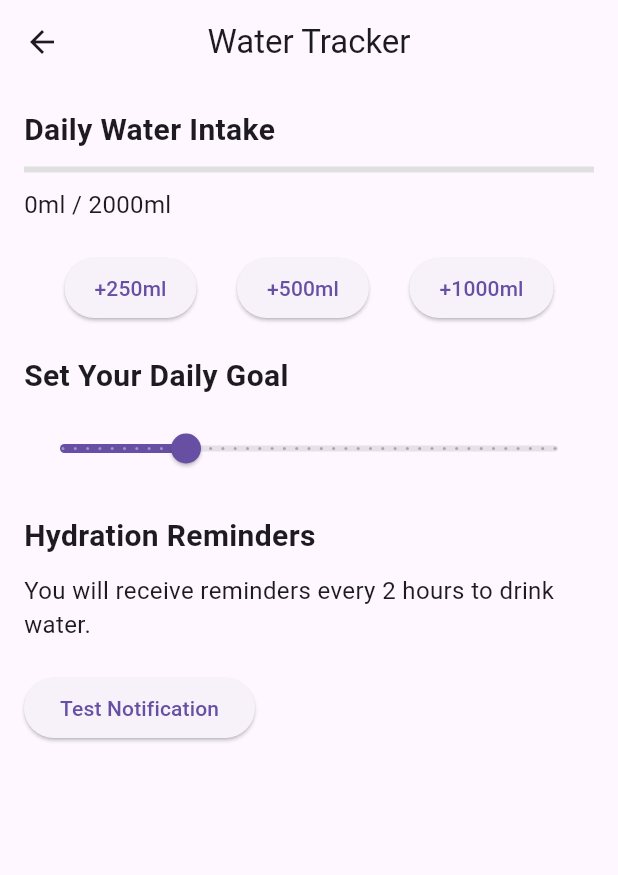
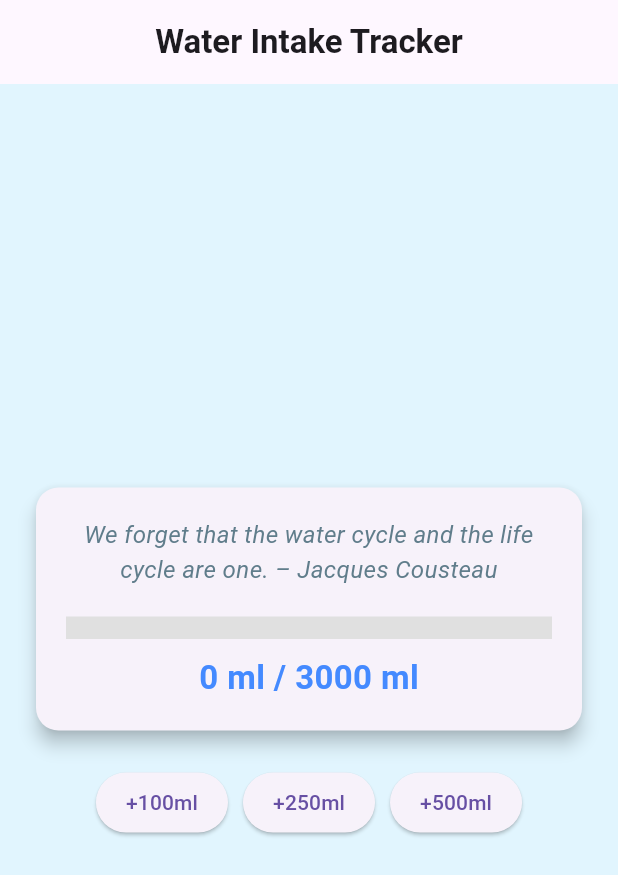
Before and after one commit to NexusProject-PEC/NutriQuest, a Flutter app: the screen it shows after launch, after a tap on "Water", on a phone screen of 412 x 824 dp. Shown: the top 875 px of the screen. Run offline on Flutter 3.47's test engine with Material 3 defaults, Android fonts, the light colour scheme and no system bars; our stand-ins replace google_fonts, shared_preferences; missing offline and left inert: flutter_barcode_scanner, mailer.

Commit message:
Updated Water Page

```diff
--- a/lib/main.dart
+++ b/lib/main.dart
@@ -168,7 +168,7 @@ class NutrientHomePage extends StatelessWidget {
                         context,
                         MaterialPageRoute(
                             builder: (context) =>
-                                WaterPage())); // Navigate to WaterPage
+                                WaterTrackerApp())); // Navigate to WaterPage
                   },
                 ),
                 _buildNutrientCard(Icons.eco, "Proteins"),
--- a/lib/water.dart
+++ b/lib/water.dart
@@ -1,198 +1,152 @@
 import 'package:flutter/material.dart';
-import 'package:flutter_local_notifications/flutter_local_notifications.dart';
-import 'package:timezone/data/latest.dart' as tz;
-import 'package:timezone/timezone.dart' as tz;
+import 'package:shared_preferences/shared_preferences.dart';
+import 'dart:async';
+import 'dart:math';
 
-class WaterPage extends StatefulWidget {
-  @override
-  _WaterPageState createState() => _WaterPageState();
+void main() {
+  runApp(WaterTrackerApp());
 }
 
-class _WaterPageState extends State<WaterPage> {
-  // Variables for water tracking
-  double _dailyGoal = 2000; // Default daily goal in milliliters
-  double _currentIntake = 0; // Track current water intake
-  final FlutterLocalNotificationsPlugin _notificationsPlugin =
-      FlutterLocalNotificationsPlugin();
+class WaterTrackerApp extends StatelessWidget {
+  @override
+  Widget build(BuildContext context) {
+    return MaterialApp(
+      theme: ThemeData(
+        primarySwatch: Colors.blue,
+        brightness: Brightness.light,
+      ),
+      home: WaterTracker(),
+    );
+  }
+}
+
+class WaterTracker extends StatefulWidget {
+  @override
+  _WaterTrackerState createState() => _WaterTrackerState();
+}
+
+class _WaterTrackerState extends State<WaterTracker> {
+  int water = 0;
+  final List<String> waterQuotes = [
+    "Water is the driving force of all nature. – Leonardo da Vinci",
+    "Thousands have lived without love, not one without water. – W. H. Auden",
+    "We forget that the water cycle and the life cycle are one. – Jacques Cousteau",
+    "Pure water is the world’s first and foremost medicine. – Slovakian Proverb",
+    "No water, no life. No blue, no green. – Sylvia Earle",
+    "Water is life, and clean water means health. – Audrey Hepburn",
+    "Nothing is softer or more flexible than water, yet nothing can resist it. – Lao Tzu"
+  ];
+  String dailyQuote = "";
 
   @override
   void initState() {
-    tz.initializeTimeZones();
-    _initializeNotifications();
     super.initState();
-    _setReminders();
+    _loadWaterIntake();
+    _resetAtMidnight();
+    _setDailyQuote();
   }
 
-  // Initialize notifications
-  void _initializeNotifications() async {
-    const AndroidInitializationSettings initializationSettingsAndroid =
-        AndroidInitializationSettings('@mipmap/ic_launcher');
-    final InitializationSettings initializationSettings =
-        InitializationSettings(android: initializationSettingsAndroid);
-    bool? initializationSuccess =
-        await _notificationsPlugin.initialize(initializationSettings);
-    if (!initializationSuccess!) {
-      print('Notification initialization failed');
-    } else {
-      print('Notification initialization succeeded');
-    }
-  }
-
-  // Set hydration reminders
-  void _setReminders() async {
-    const AndroidNotificationDetails androidPlatformChannelSpecifics =
-        AndroidNotificationDetails(
-      'hydration_reminder',
-      'Hydration Reminder',
-      channelDescription: 'Reminds you to drink water',
-      importance: Importance.high,
-      priority: Priority.high,
-    );
-    const NotificationDetails platformChannelSpecifics =
-        NotificationDetails(android: androidPlatformChannelSpecifics);
-
-    for (int i = 8; i <= 20; i += 2) {
-      final nextTime = _nextInstanceOfTime(i);
-      print('Scheduling reminder at $nextTime'); // Debug log
-      await _notificationsPlugin.zonedSchedule(
-        i,
-        'Time to Hydrate!',
-        'Drink a glass of water to stay hydrated.',
-        nextTime,
-        platformChannelSpecifics,
-        androidAllowWhileIdle: true,
-        uiLocalNotificationDateInterpretation:
-            UILocalNotificationDateInterpretation.absoluteTime,
-      );
-    }
-  }
-
-  // Calculate the next instance of a specific time
-  tz.TZDateTime _nextInstanceOfTime(int hour) {
-    final tz.TZDateTime now = tz.TZDateTime.now(tz.local);
-    tz.TZDateTime scheduledDate =
-        tz.TZDateTime(tz.local, now.year, now.month, now.day, hour);
-    if (scheduledDate.isBefore(now)) {
-      scheduledDate = scheduledDate.add(const Duration(days: 1));
-    }
-    return scheduledDate;
-  }
-
-  // Update daily water goal
-  void _updateDailyGoal(double newGoal) {
+  Future<void> _loadWaterIntake() async {
+    SharedPreferences prefs = await SharedPreferences.getInstance();
     setState(() {
-      _dailyGoal = newGoal;
+      water = prefs.getInt('waterIntake') ?? 0;
     });
   }
 
-  // Add water intake
-  void _addWater(double amount) {
-    setState(() {
-      _currentIntake += amount;
+  Future<void> _saveWaterIntake() async {
+    SharedPreferences prefs = await SharedPreferences.getInstance();
+    prefs.setInt('waterIntake', water);
+  }
+
+  void _resetAtMidnight() {
+    Timer.periodic(Duration(minutes: 1), (timer) async {
+      DateTime now = DateTime.now();
+      SharedPreferences prefs = await SharedPreferences.getInstance();
+      String? lastReset = prefs.getString('lastReset');
+      if (lastReset == null || DateTime.parse(lastReset).day != now.day) {
+        setState(() {
+          water = 0;
+          _setDailyQuote();
+        });
+        prefs.setInt('waterIntake', 0);
+        prefs.setString('lastReset', now.toIso8601String());
+      }
     });
   }
 
-  // Test notification (for troubleshooting)
-  void _testNotification() async {
-    const AndroidNotificationDetails androidDetails =
-        AndroidNotificationDetails('test_channel', 'Test',
-            importance: Importance.high);
-    const NotificationDetails details =
-        NotificationDetails(android: androidDetails);
-    await _notificationsPlugin.show(
-        0, 'Test Notification', 'This is a test', details);
+  void _setDailyQuote() {
+    setState(() {
+      dailyQuote = waterQuotes[Random().nextInt(waterQuotes.length)];
+    });
+  }
+
+  void addWater(int amount) {
+    setState(() {
+      water = (water + amount).clamp(0, 3000);
+    });
+    _saveWaterIntake();
   }
 
   @override
   Widget build(BuildContext context) {
     return Scaffold(
+      backgroundColor: Colors.lightBlue[50],
       appBar: AppBar(
-        title: Text('Water Tracker'),
+        title: Text('Water Intake Tracker', style: TextStyle(fontWeight: FontWeight.bold)),
         centerTitle: true,
       ),
       body: Padding(
-        padding: const EdgeInsets.all(16.0),
+        padding: EdgeInsets.all(20),
         child: Column(
-          crossAxisAlignment: CrossAxisAlignment.start,
+          mainAxisAlignment: MainAxisAlignment.center,
           children: [
-            // Daily Water Intake Progress
-            Text(
-              'Daily Water Intake',
-              style: TextStyle(fontSize: 20, fontWeight: FontWeight.bold),
-            ),
-            SizedBox(height: 10),
-            LinearProgressIndicator(
-              value: _currentIntake / _dailyGoal,
-              backgroundColor: Colors.grey[300],
-              valueColor: AlwaysStoppedAnimation<Color>(Colors.blue),
-            ),
-            SizedBox(height: 10),
-            Text(
-              '${_currentIntake.toInt()}ml / ${_dailyGoal.toInt()}ml',
-              style: TextStyle(fontSize: 16),
+            Card(
+              elevation: 5,
+              shape: RoundedRectangleBorder(borderRadius: BorderRadius.circular(15)),
+              child: Padding(
+                padding: EdgeInsets.all(20),
+                child: Column(
+                  children: [
+                    Text(dailyQuote, textAlign: TextAlign.center, style: TextStyle(fontSize: 16, fontStyle: FontStyle.italic, color: Colors.blueGrey)),
+                    SizedBox(height: 20),
+                    LinearProgressIndicator(
+                      value: water / 3000,
+                      minHeight: 15,
+                      backgroundColor: Colors.grey[300],
+                      color: Colors.blue,
+                    ),
+                    SizedBox(height: 10),
+                    Text('$water ml / 3000 ml', style: TextStyle(fontSize: 22, fontWeight: FontWeight.bold, color: Colors.blueAccent)),
+                  ],
+                ),
+              ),
             ),
             SizedBox(height: 20),
-
-            // Add Water Buttons
             Row(
-              mainAxisAlignment: MainAxisAlignment.spaceEvenly,
+              mainAxisAlignment: MainAxisAlignment.center,
               children: [
-                _buildWaterButton(250),
-                _buildWaterButton(500),
-                _buildWaterButton(1000),
+                ElevatedButton(
+                  style: ElevatedButton.styleFrom(shape: StadiumBorder(), padding: EdgeInsets.symmetric(horizontal: 20, vertical: 10)),
+                  onPressed: () => addWater(100),
+                  child: Text('+100ml')
+                ),
+                SizedBox(width: 10),
+                ElevatedButton(
+                  style: ElevatedButton.styleFrom(shape: StadiumBorder(), padding: EdgeInsets.symmetric(horizontal: 20, vertical: 10)),
+                  onPressed: () => addWater(250),
+                  child: Text('+250ml')
+                ),
+                SizedBox(width: 10),
+                ElevatedButton(
+                  style: ElevatedButton.styleFrom(shape: StadiumBorder(), padding: EdgeInsets.symmetric(horizontal: 20, vertical: 10)),
+                  onPressed: () => addWater(500),
+                  child: Text('+500ml')
+                ),
               ],
-            ),
-            SizedBox(height: 20),
-
-            // Personalized Water Goal
-            Text(
-              'Set Your Daily Goal',
-              style: TextStyle(fontSize: 20, fontWeight: FontWeight.bold),
-            ),
-            SizedBox(height: 10),
-            Slider(
-              value: _dailyGoal,
-              min: 1000,
-              max: 5000,
-              divisions: 40,
-              label: '${_dailyGoal.toInt()}ml',
-              onChanged: (value) {
-                _updateDailyGoal(value);
-              },
-            ),
-            SizedBox(height: 20),
-
-            // Hydration Reminders
-            Text(
-              'Hydration Reminders',
-              style: TextStyle(fontSize: 20, fontWeight: FontWeight.bold),
-            ),
-            SizedBox(height: 10),
-            Text(
-              'You will receive reminders every 2 hours to drink water.',
-              style: TextStyle(fontSize: 16),
-            ),
-            SizedBox(height: 20),
-
-            // Test Notification Button
-            ElevatedButton(
-              onPressed: _testNotification,
-              child: Text('Test Notification'),
             ),
           ],
         ),
       ),
     );
   }
-
-  // Build a button to add water
-  Widget _buildWaterButton(double amount) {
-    return ElevatedButton(
-      onPressed: () => _addWater(amount),
-      child: Text('+${amount.toInt()}ml'),
-      style: ElevatedButton.styleFrom(
-        padding: EdgeInsets.symmetric(horizontal: 20, vertical: 10),
-      ),
-    );
-  }
 }
```
